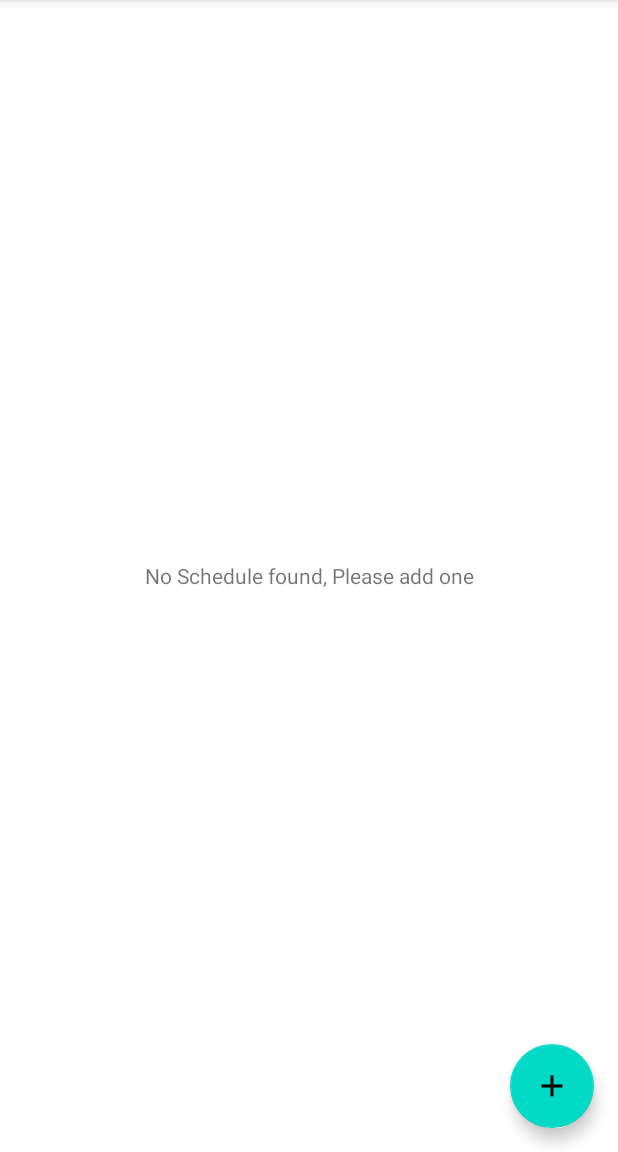
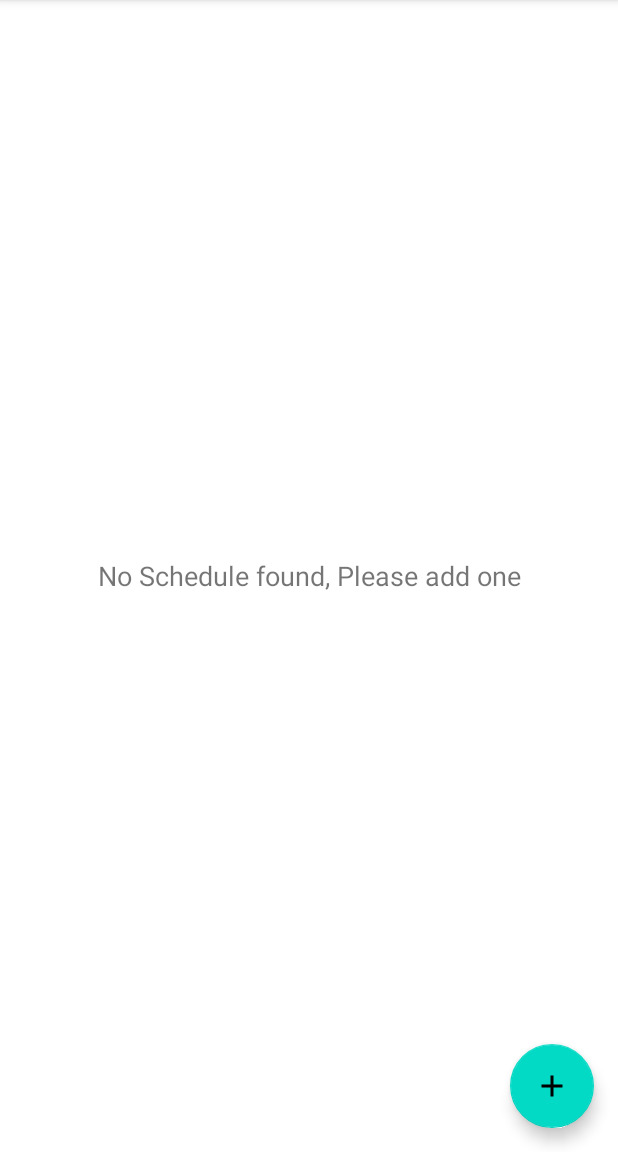
Before and after one commit to Ashim74/Save-Moments-App, an Android app: the screen it shows after launch (MainActivity), on a phone screen of 412 x 824 dp, the part 84-1236 px from its top. Run offline under Robolectric (Android 15) with nearby library versions, the light colour scheme and no system bars.

Commit message:
Save Moments

```diff
--- a/app/src/main/java/com/example/myschedule/activities/MyScheduleActivity.kt
+++ b/app/src/main/java/com/example/myschedule/activities/MyScheduleActivity.kt
@@ -106,10 +106,7 @@ class MyScheduleActivity : AppCompatActivity() ,View.OnClickListener{
             onBackPressed()
         }
 
-        if(!Places.isInitialized()){
-            Places.initialize(this@MyScheduleActivity,
-                resources.getString(R.string.google_map_api_key))
-        }
+
 
         if (intent.hasExtra(MainActivity.EXTRA_PLACES_DETAILS)){
             mHappyPlaceDetails=intent.getSerializableExtra(
--- a/app/src/main/res/values/dimens.xml
+++ b/app/src/main/res/values/dimens.xml
@@ -20,7 +20,7 @@
     <dimen name="image_border_stroke_size">0.5dp</dimen>
     <dimen name="add_place_image_shape_radius">3dp</dimen>
     <dimen name="button_radius">10dp</dimen>
-    <dimen name="no_records_available_text_size"/>
+    <dimen name="no_records_available_text_size">18sp</dimen>
 
 
     <dimen name="item_happy_place_cv_main_marginStartEnd">8dp</dimen>
```
